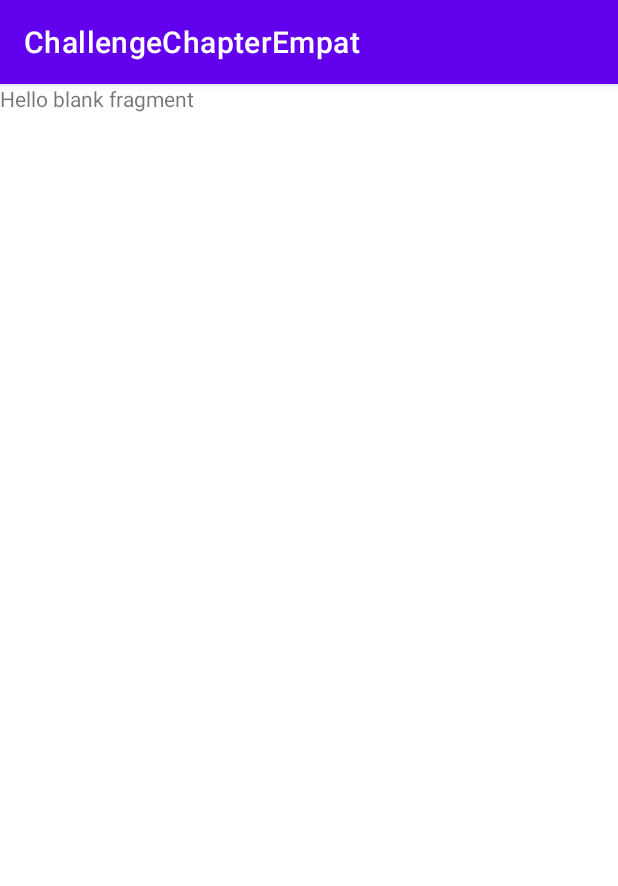
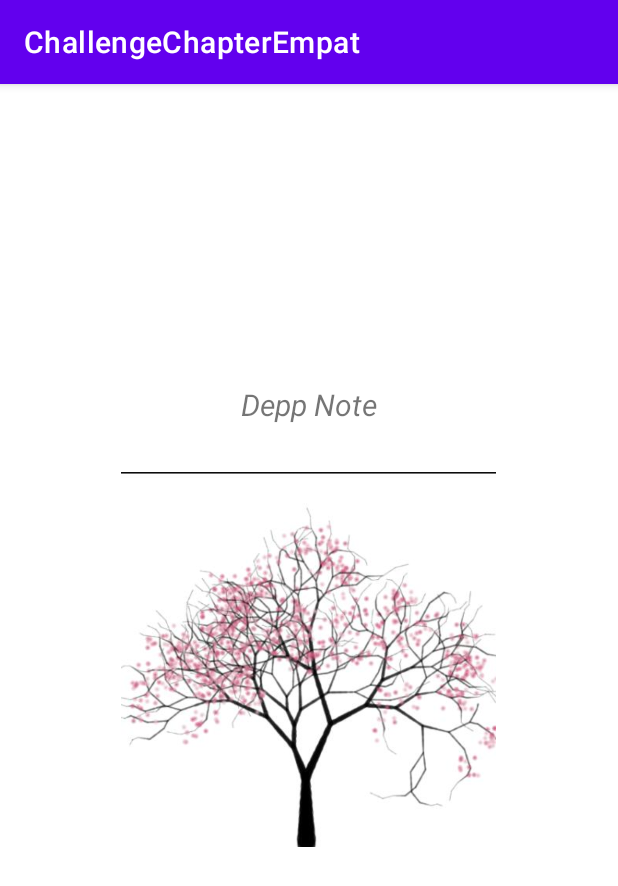
Before and after one commit to dheevvvv/Challenge-Chapter-4, an Android app: the fragment SplashFragment shown on its own in the app's theme, on a phone screen of 412 x 824 dp. Shown: the top 886 px of the screen. Run offline under Robolectric (Android 15) with nearby library versions, the phone set to English and light mode, and no system bars.

Commit message:
adding navigation and modify splash layout

```diff
--- a/app/src/main/java/com/example/challengechapterempat/ui/SplashFragment.kt
+++ b/app/src/main/java/com/example/challengechapterempat/ui/SplashFragment.kt
@@ -1,10 +1,13 @@
 package com.example.challengechapterempat.ui
 
+import android.content.Context
 import android.os.Bundle
+import android.os.Handler
 import android.view.LayoutInflater
 import android.view.View
 import android.view.ViewGroup
 import androidx.fragment.app.Fragment
+import androidx.navigation.Navigation
 import com.example.challengechapterempat.R
 import com.example.challengechapterempat.databinding.FragmentSplashBinding
 
@@ -20,4 +23,6 @@ class SplashFragment : Fragment() {
         return binding.root
     }
 
+
+
 }
--- a/app/src/main/res/layout/fragment_splash.xml
+++ b/app/src/main/res/layout/fragment_splash.xml
@@ -5,10 +5,22 @@
     android:layout_height="match_parent"
     tools:context=".ui.SplashFragment">
 
-    <!-- TODO: Update blank fragment layout -->
     <TextView
         android:layout_width="match_parent"
-        android:layout_height="match_parent"
-        android:text="@string/hello_blank_fragment" />
+        android:layout_height="wrap_content"
+        android:layout_marginTop="200dp"
+        android:layout_marginStart="20dp"
+        android:layout_marginEnd="20dp"
+        android:textSize="20sp"
+        android:text="@string/depp_note"
+        android:textStyle="italic"
+        android:textAlignment="center"
+        />
+
+    <ImageView
+        android:layout_width="250dp"
+        android:layout_height="250dp"
+        android:layout_gravity="center"
+        android:src="@drawable/splashnote"/>
 
 </FrameLayout>
--- a/app/src/main/res/values/strings.xml
+++ b/app/src/main/res/values/strings.xml
@@ -2,4 +2,5 @@
     <string name="app_name">ChallengeChapterEmpat</string>
     <!-- TODO: Remove or change this placeholder text -->
     <string name="hello_blank_fragment">Hello blank fragment</string>
+    <string name="depp_note">Depp Note</string>
 </resources>
```
Also changed, not shown: app/src/main/res/navigation/main_navigation.xml (added, +59 -0 lines), app/src/main/res/drawable/splashnote.jpg (added).
